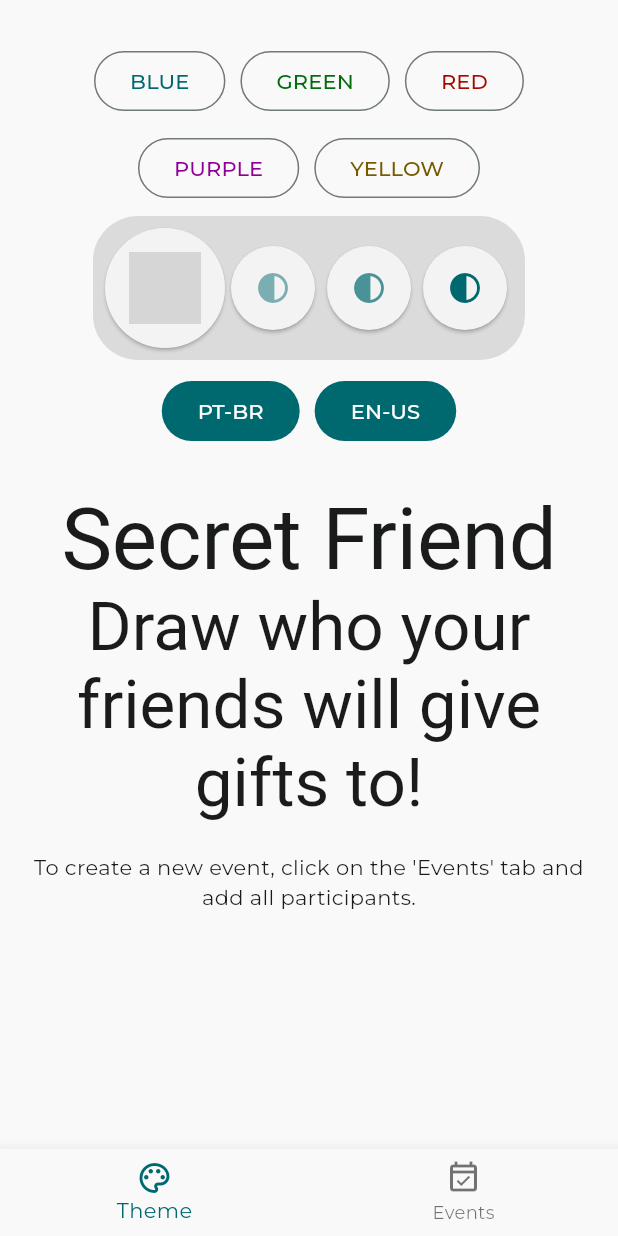
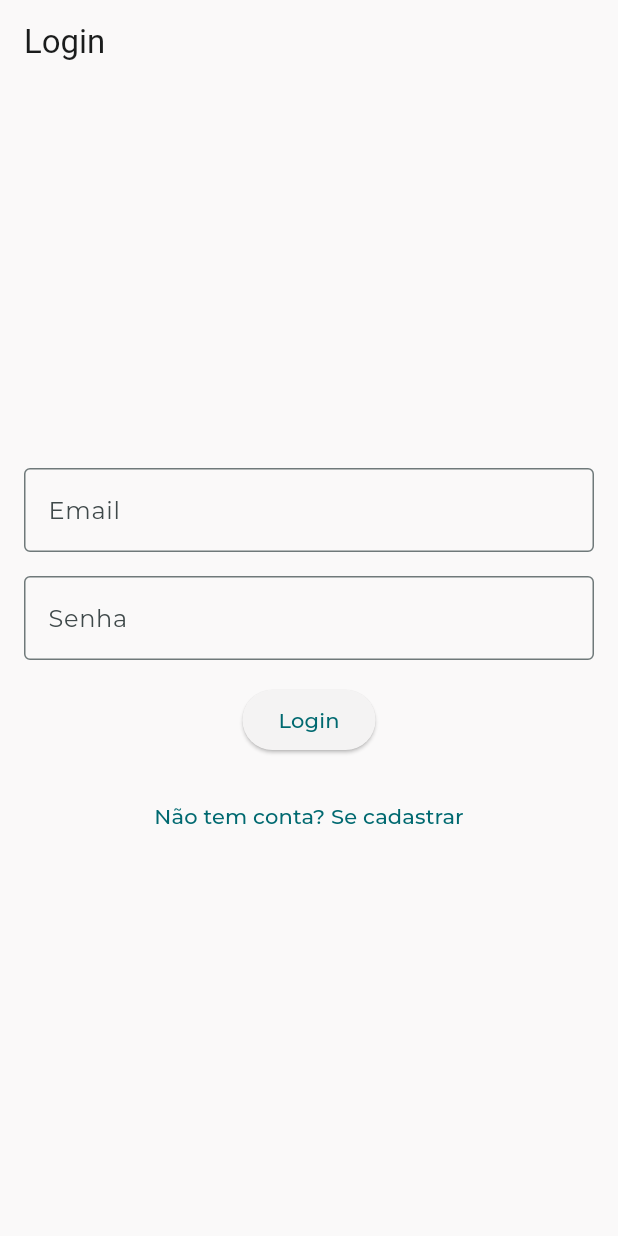
Before and after one commit to mutannejs/amigo_secreto_talp, a Flutter app: the screen it shows after launch, on a phone screen of 412 x 824 dp. Run offline on Flutter 3.47's test engine with Material 3 defaults, Android fonts, the phone set to English and light mode, and no system bars; our stand-ins replace firebase_auth, firebase_core, flutter_localization, flutter_riverpod, go_router, google_fonts; missing offline and left inert: flutter_svg_icons, mailer; accounts and stored records are empty; Roboto replaces fonts that are missing (Alegreya Sans); grey boxes are pictures that could not be loaded.

Commit message:
firebase e login configurados

```diff
--- a/lib/main.dart
+++ b/lib/main.dart
@@ -4,11 +4,15 @@ import 'package:amigo_secreto_talp/utils/theme/create_texttheme.dart';
 import 'package:amigo_secreto_talp/utils/theme/theme_colors/theme_base.dart';
 import 'package:amigo_secreto_talp/utils/theme/theme_colors/theme_blue.dart';
 import 'package:amigo_secreto_talp/utils/theme/theme_control.dart';
+import 'package:firebase_auth/firebase_auth.dart';
+import 'package:firebase_core/firebase_core.dart';
 import 'package:flutter/material.dart';
 
 import 'package:amigo_secreto_talp/utils/router/router.dart';
 import 'package:flutter_riverpod/flutter_riverpod.dart';
 import 'package:flutter_localization/flutter_localization.dart';
+
+import 'firebase_options.dart';
 
 
 /// Tema padrão do App
@@ -18,10 +22,18 @@ StreamController<ThemeData> defaultTheme = StreamController();
 /// Objeto usado paa alterar o tema padrão do App
 StateProvider<ThemeControl>? themeControlProvider;
 
+/// Usuário logado no sistema
+StateProvider<User?> currentUser = StateProvider<User?>( (ref) => null );
+
 
 main() async {
   WidgetsFlutterBinding.ensureInitialized();
+
   await FlutterLocalization.instance.ensureInitialized();
+  await Firebase.initializeApp(
+    options: DefaultFirebaseOptions.currentPlatform,
+  );
+
   runApp(ProviderScope(child: MyApp()));
 }
 
@@ -40,7 +52,7 @@ class _MyAppState extends ConsumerState<MyApp> {
   void initState() {
     _localization.init(
       mapLocales: mapLocales,
-      initLanguageCode: 'en',
+      initLanguageCode: 'pt',
     );
     _localization.onTranslatedLanguage = _onTranslatedLanguage;
     super.initState();
--- /dev/null
+++ b/lib/pages/login/login.dart
@@ -0,0 +1,114 @@
+import 'package:amigo_secreto_talp/main.dart';
+import 'package:amigo_secreto_talp/utils/localization/locales.dart';
+import 'package:flutter/material.dart';
+import 'package:firebase_auth/firebase_auth.dart';
+import 'package:flutter_localization/flutter_localization.dart';
+import 'package:flutter_riverpod/flutter_riverpod.dart';
+import 'package:go_router/go_router.dart';
+
+const loginPT = {
+  "login1": "Senha",
+  "login2": 'Não tem conta? Se cadastrar',
+  "login3": 'Português',
+  "login4": 'Inglês',
+  "login5": 'Espanhol',
+};
+
+const loginEN = {
+  "login1": "Password",
+  "login2": 'Don\'t have an account? Sign up',
+  "login3": "Portuguese",
+  "login4": "English",
+  "login5": "Spanish",
+};
+
+const loginES = {
+  "login1": "Contraseña",
+  "login2": "¿No tienes una cuenta? Regístrate",
+  "login3": "Portugués",
+  "login4": 'Inglés',
+  "login5": 'Espanhol',
+};
+
+class LoginPage extends StatefulWidget {
+  const LoginPage({super.key});
+
+  @override
+  _LoginPageState createState() => _LoginPageState();
+}
+
+class _LoginPageState extends State<LoginPage> {
+  final TextEditingController _emailController = TextEditingController();
+  final TextEditingController _passwordController = TextEditingController();
+  final FirebaseAuth _auth = FirebaseAuth.instance;
+  String? language;
+
+  Future<void> _login(WidgetRef ref) async {
+    try {
+      UserCredential userCredential = await _auth.signInWithEmailAndPassword(
+        email: _emailController.text,
+        password: _passwordController.text,
+      );
+      ref.read(currentUser.notifier).state = userCredential.user;
+
+      // print('Login successful: ${userCredential.user}');
+      if (mounted) {
+        ScaffoldMessenger.of(context).showSnackBar(SnackBar(content: Text("Autenticado com sucesso")));
+        context.go('/home');
+      }
+    } on FirebaseAuthException catch (e) {
+      // Handle error
+      print('Error: $e');
+      if (mounted) {
+        ScaffoldMessenger.of(context).showSnackBar(SnackBar(content: Text("Email ou senha errados")));
+      }
+    }
+  }
+
+  @override
+  Widget build(BuildContext context) {
+    return Scaffold(
+      appBar: AppBar(
+        title: Text('Login'),
+      ),
+      body: Padding(
+        padding: const EdgeInsets.all(16.0),
+        child: Column(
+          mainAxisAlignment: MainAxisAlignment.center,
+          children: <Widget>[
+            TextField(
+              controller: _emailController,
+              decoration: InputDecoration(
+                labelText: 'Email',
+                border: OutlineInputBorder(),
+              ),
+            ),
+            SizedBox(height: 16.0),
+            TextField(
+              controller: _passwordController,
+              decoration: InputDecoration(
+                labelText: AppLocale.login1.getString(context),
+                border: OutlineInputBorder(),
+              ),
+              obscureText: true,
+            ),
+            SizedBox(height: 16.0),
+            Consumer(
+              builder: (context, ref, child) {
+                return ElevatedButton(
+                  onPressed: () => _login(ref),
+                  child: Text('Login'),
+                );
+              },
+            ),
+            SizedBox(height: 16.0),
+            TextButton(
+              onPressed: () => context.go('/signup'),
+              child: Text(AppLocale.login2.getString(context)),
+            ),
+          ],
+        ),
+      ),
+    );
+  }
+}
--- a/lib/utils/localization/locale_en.dart
+++ b/lib/utils/localization/locale_en.dart
@@ -1,6 +1,8 @@
+import 'package:amigo_secreto_talp/pages/login/login.dart';
+
 const enVariables = {
   "navigationBarTheme": 'Theme',
-  "navigationBarEvents": 'Events',
+  "navigationBarLogout": 'Logout',
 
   "colorsBlue": 'blue',
   "colorsGreen": 'green',
@@ -19,4 +21,5 @@ const enVariables = {
   "homeMediumContrast": 'Medium Contrast',
   "homeHighContrast": 'High Contrast',
 
+  ...loginEN
 };
--- a/lib/utils/localization/locale_pt.dart
+++ b/lib/utils/localization/locale_pt.dart
@@ -1,6 +1,9 @@
+import 'package:amigo_secreto_talp/pages/login/login.dart';
+
 const ptVariables = {
   "navigationBarTheme": 'Tema',
   "navigationBarEvents": 'Eventos',
+  "navigationBarLogout": 'Sair',
 
   "colorsBlue": 'azul',
   "colorsGreen": 'verde',
@@ -18,4 +21,6 @@ const ptVariables = {
   "homeStandardContrast": 'Contraste Padrão',
   "homeMediumContrast": 'Contraste Médio',
   "homeHighContrast": 'Alto Contraste',
+
+  ...loginPT
 };
--- a/lib/utils/localization/locales.dart
+++ b/lib/utils/localization/locales.dart
@@ -5,6 +5,7 @@ import 'package:flutter_localization/flutter_localization.dart';
 mixin AppLocale {
   static const String navigationBarTheme = 'navigationBarTheme';
   static const String navigationBarEvents = 'navigationBarEvents';
+  static const String navigationBarLogout = 'navigationBarLogout';
 
   static const String colorsBlue = 'colorsBlue';
   static const String colorsGreen = 'colorsGreen';
@@ -22,6 +23,12 @@ mixin AppLocale {
   static const String homeStandardContrast = 'homeStandardContrast';
   static const String homeMediumContrast = 'homeMediumContrast';
   static const String homeHighContrast = 'homeHighContrast';
+
+  static const String login1 = 'login1';
+  static const String login2 = 'login2';
+  static const String login3 = 'login3';
+  static const String login4 = 'login4';
+  static const String login5 = 'login5';
 
   static const Map<String, dynamic> PT = ptVariables;
   static const Map<String, dynamic> EN = enVariables;
--- a/lib/utils/router/router.dart
+++ b/lib/utils/router/router.dart
@@ -1,5 +1,7 @@
 import 'package:amigo_secreto_talp/pages/form/form_page.dart';
 import 'package:amigo_secreto_talp/pages/home/home_page.dart';
+import 'package:amigo_secreto_talp/pages/login/login.dart';
+import 'package:amigo_secreto_talp/pages/signup/signup.dart';
 import 'package:amigo_secreto_talp/utils/router/bottom_navigation_bar.dart';
 import 'package:flutter/material.dart';
 import 'package:go_router/go_router.dart';
@@ -13,13 +15,28 @@ final router = GoRouter(
   routes: [
     ShellRoute(
       navigatorKey: _shellNavigatorKey,
-      builder: (context, state, child) => BottomNavigationBarScaffold(
-        child: child
-      ),
+      builder: (context, state, child) {
+        var showBottomNavigationBar = ['/', '/signup'].contains(state.fullPath);
+        if (showBottomNavigationBar) return child;
+
+        return BottomNavigationBarScaffold(
+          child: child
+        );
+      },
       routes: [
         GoRoute(
           parentNavigatorKey: _shellNavigatorKey,
           path: '/',
+          builder: (context, state) => LoginPage(),
+        ),
+        GoRoute(
+          parentNavigatorKey: _shellNavigatorKey,
+          path: '/signup',
+          builder: (context, state) => SignUpPage(),
+        ),
+        GoRoute(
+          parentNavigatorKey: _shellNavigatorKey,
+          path: '/home',
           builder: (context, state) => HomePage(),
         ),
         GoRoute(
--- a/pubspec.yaml
+++ b/pubspec.yaml
@@ -42,6 +42,8 @@ dependencies:
   flutter_svg_icons: ^0.0.1+4
   mailer: ^6.3.0
   flutter_localization: ^0.3.1
+  firebase_core: ^3.11.0
+  firebase_auth: ^5.4.2
 
 dev_dependencies:
   flutter_test:
```
Also changed, not shown: lib/pages/signup/signup.dart (added, +112 -0 lines), lib/utils/router/bottom_navigation_bar.dart (+18 -5 lines), firebase.json (added), lib/firebase_options.dart (added), pubspec.lock, 6 other files.
